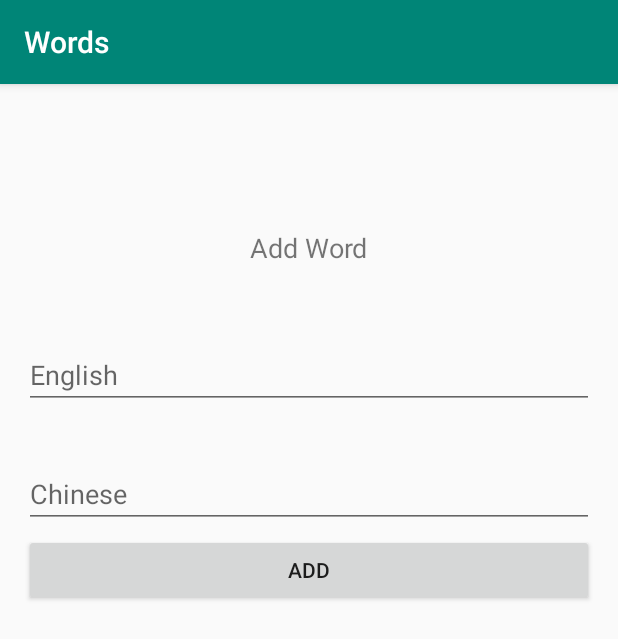
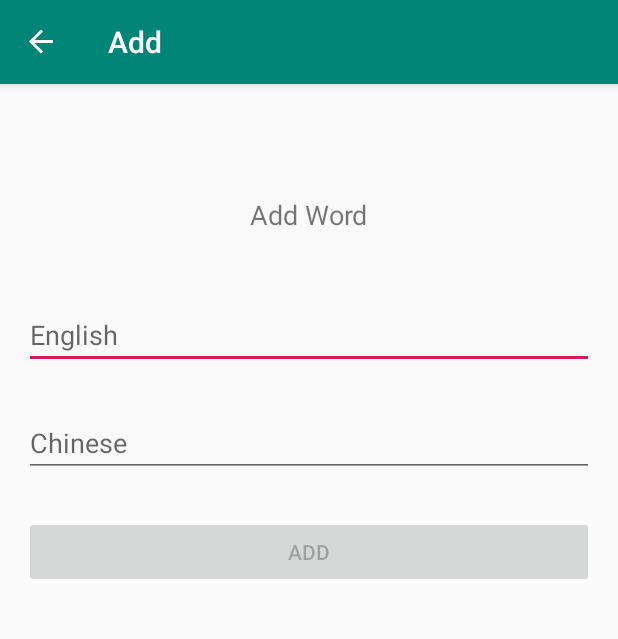
Before and after one commit to zhifengle/blog, an Android app: the AddFragment screen opened through its navigation route, on a phone screen of 412 x 824 dp. Shown: the top 639 px of the screen. Run offline under Robolectric (Android 15) with nearby library versions, the phone set to English and light mode, and no system bars; our stand-ins replace Room's generated code, navigation-ui.

Commit message:
update(android): add fragment

```diff
--- a/demos/test-android/Words/app/src/main/AndroidManifest.xml
+++ b/demos/test-android/Words/app/src/main/AndroidManifest.xml
@@ -9,7 +9,9 @@
             android:roundIcon="@mipmap/ic_launcher_round"
             android:supportsRtl="true"
             android:theme="@style/AppTheme">
-        <activity android:name=".MainActivity">
+        <activity
+                android:name=".MainActivity"
+                android:windowSoftInputMode="adjustNothing">
             <intent-filter>
                 <action android:name="android.intent.action.MAIN" />
 
--- a/demos/test-android/Words/app/src/main/java/com/example/words/AddFragment.java
+++ b/demos/test-android/Words/app/src/main/java/com/example/words/AddFragment.java
@@ -1,56 +1,82 @@
 package com.example.words;
 
+import android.content.Context;
 import android.os.Bundle;
-import androidx.fragment.app.Fragment;
+import android.text.Editable;
+import android.text.TextWatcher;
 import android.view.LayoutInflater;
 import android.view.View;
 import android.view.ViewGroup;
+import android.view.inputmethod.InputMethodManager;
+import android.widget.Button;
+import android.widget.EditText;
+import androidx.annotation.Nullable;
+import androidx.fragment.app.Fragment;
+import androidx.fragment.app.FragmentActivity;
+import androidx.lifecycle.ViewModelProvider;
+import androidx.navigation.Navigation;
 
-/**
- * A simple {@link Fragment} subclass.
- * Use the {@link AddFragment#newInstance} factory method to
- * create an instance of this fragment.
- */
 public class AddFragment extends Fragment {
-
-    // TODO: Rename parameter arguments, choose names that match
-    // the fragment initialization parameters, e.g. ARG_ITEM_NUMBER
-    private static final String ARG_PARAM1 = "param1";
-    private static final String ARG_PARAM2 = "param2";
-
-    // TODO: Rename and change types of parameters
-    private String mParam1;
-    private String mParam2;
+    private Button buttonSubmit;
+    private EditText editTextEnglish, editTextChinese;
+    private WordViewModel wordViewModel;
 
     public AddFragment() {
         // Required empty public constructor
     }
 
-    /**
-     * Use this factory method to create a new instance of
-     * this fragment using the provided parameters.
-     *
-     * @param param1 Parameter 1.
-     * @param param2 Parameter 2.
-     * @return A new instance of fragment AddFragment.
-     */
-    // TODO: Rename and change types and number of parameters
-    public static AddFragment newInstance(String param1, String param2) {
-        AddFragment fragment = new AddFragment();
-        Bundle args = new Bundle();
-        args.putString(ARG_PARAM1, param1);
-        args.putString(ARG_PARAM2, param2);
-        fragment.setArguments(args);
-        return fragment;
+    @Override
+    public void onActivityCreated(@Nullable Bundle savedInstanceState) {
+        super.onActivityCreated(savedInstanceState);
+        FragmentActivity activity = requireActivity();
+        wordViewModel = new ViewModelProvider(activity).get(WordViewModel.class);
+        buttonSubmit = activity.findViewById(R.id.buttonSubmit);
+        editTextEnglish = activity.findViewById(R.id.editTextEnglish);
+        editTextChinese = activity.findViewById(R.id.editTextChinese);
+
+        buttonSubmit.setEnabled(false);
+        editTextEnglish.requestFocus();
+        InputMethodManager imm = (InputMethodManager) activity.getSystemService(Context.INPUT_METHOD_SERVICE);
+        imm.showSoftInput(editTextEnglish, 0);
+
+        TextWatcher textWatcher = new TextWatcher() {
+            @Override
+            public void beforeTextChanged(CharSequence charSequence, int i, int i1, int i2) {
+
+            }
+
+            @Override
+            public void onTextChanged(CharSequence charSequence, int i, int i1, int i2) {
+                String en = editTextEnglish.getText().toString().trim();
+                String cn = editTextChinese.getText().toString().trim();
+                buttonSubmit.setEnabled(!en.isEmpty() && !cn.isEmpty());
+            }
+
+            @Override
+            public void afterTextChanged(Editable editable) {
+
+            }
+        };
+        editTextEnglish.addTextChangedListener(textWatcher);
+        editTextChinese.addTextChangedListener(textWatcher);
+
+        buttonSubmit.setOnClickListener(new View.OnClickListener() {
+            @Override
+            public void onClick(View view) {
+                String en = editTextEnglish.getText().toString().trim();
+                String cn = editTextChinese.getText().toString().trim();
+                Word word = new Word(en, cn);
+                wordViewModel.insertWords(word);
+                Navigation.findNavController(view).navigateUp();
+                InputMethodManager imm = (InputMethodManager) requireActivity().getSystemService(Context.INPUT_METHOD_SERVICE);
+                imm.hideSoftInputFromWindow(view.getWindowToken(), 0);
+            }
+        });
     }
 
     @Override
     public void onCreate(Bundle savedInstanceState) {
         super.onCreate(savedInstanceState);
-        if (getArguments() != null) {
-            mParam1 = getArguments().getString(ARG_PARAM1);
-            mParam2 = getArguments().getString(ARG_PARAM2);
-        }
     }
 
     @Override
--- a/demos/test-android/Words/app/src/main/java/com/example/words/MainActivity.java
+++ b/demos/test-android/Words/app/src/main/java/com/example/words/MainActivity.java
@@ -1,22 +1,35 @@
 package com.example.words;
 
+import android.content.Context;
 import android.os.Bundle;
-import android.view.View;
-import android.widget.Button;
-import android.widget.CompoundButton;
-import android.widget.Switch;
+import android.view.inputmethod.InputMethodManager;
 import androidx.appcompat.app.AppCompatActivity;
-import androidx.lifecycle.Observer;
-import androidx.lifecycle.ViewModelProvider;
-import androidx.recyclerview.widget.LinearLayoutManager;
-import androidx.recyclerview.widget.RecyclerView;
-
-import java.util.List;
+import androidx.navigation.NavController;
+import androidx.navigation.Navigation;
+import androidx.navigation.ui.NavigationUI;
 
 public class MainActivity extends AppCompatActivity {
+    private NavController navController;
     @Override
     protected void onCreate(Bundle savedInstanceState) {
         super.onCreate(savedInstanceState);
         setContentView(R.layout.activity_main);
+        navController = Navigation.findNavController(findViewById(R.id.fragment));
+        NavigationUI.setupActionBarWithNavController(this, navController);
+    }
+
+    @Override
+    public boolean onSupportNavigateUp() {
+        // 可以在 fragment 的 onResume 里面
+        InputMethodManager imm = (InputMethodManager) this.getSystemService(Context.INPUT_METHOD_SERVICE);
+        imm.hideSoftInputFromWindow(findViewById(R.id.fragment).getWindowToken(), 0);
+        navController.navigateUp();
+        return super.onSupportNavigateUp();
+    }
+
+    @Override
+    public void onBackPressed() {
+        super.onBackPressed();
+        navController.navigateUp();
     }
 }
--- a/demos/test-android/Words/app/src/main/java/com/example/words/WordsFragment.java
+++ b/demos/test-android/Words/app/src/main/java/com/example/words/WordsFragment.java
@@ -1,15 +1,17 @@
 package com.example.words;
 
 import android.os.Bundle;
-import androidx.annotation.Nullable;
-import androidx.fragment.app.Fragment;
 import android.view.LayoutInflater;
 import android.view.View;
 import android.view.ViewGroup;
+import androidx.annotation.Nullable;
+import androidx.fragment.app.Fragment;
 import androidx.lifecycle.Observer;
 import androidx.lifecycle.ViewModelProvider;
+import androidx.navigation.Navigation;
 import androidx.recyclerview.widget.LinearLayoutManager;
 import androidx.recyclerview.widget.RecyclerView;
+import com.google.android.material.floatingactionbutton.FloatingActionButton;
 
 import java.util.List;
 
@@ -17,6 +19,7 @@ public class WordsFragment extends Fragment {
     private WordViewModel wordViewModel;
     private MyAdapter myAdapter1,myAdapter2;
     private RecyclerView recyclerView;
+    private FloatingActionButton floatingActionButton;
 
 
     public WordsFragment() {
@@ -49,6 +52,14 @@ public class WordsFragment extends Fragment {
                 }
             }
         });
+
+        floatingActionButton = requireActivity().findViewById(R.id.floatingActionButton);
+        floatingActionButton.setOnClickListener(new View.OnClickListener() {
+            @Override
+            public void onClick(View view) {
+                Navigation.findNavController(view).navigate(R.id.action_wordsFragment_to_addFragment);
+            }
+        });
     }
 
     @Override
--- /dev/null
+++ b/demos/test-android/Words/app/src/main/res/drawable/ic_baseline_add_24.xml
@@ -0,0 +1,5 @@
+<vector android:height="24dp" android:tint="#FFFFFF"
+    android:viewportHeight="24" android:viewportWidth="24"
+    android:width="24dp" xmlns:android="http://schemas.android.com/apk/res/android">
+    <path android:fillColor="@android:color/white" android:pathData="M19,13h-6v6h-2v-6H5v-2h6V5h2v6h6v2z"/>
+</vector>
--- a/demos/test-android/Words/app/src/main/res/layout/fragment_add.xml
+++ b/demos/test-android/Words/app/src/main/res/layout/fragment_add.xml
@@ -17,7 +17,7 @@
             app:layout_constraintEnd_toEndOf="parent"
             app:layout_constraintStart_toStartOf="parent"
             app:layout_constraintTop_toTopOf="parent"
-            app:layout_constraintVertical_bias="0.13" />
+            app:layout_constraintVertical_bias="0.1" />
 
     <EditText
             android:id="@+id/editTextEnglish"
@@ -32,30 +32,30 @@
             app:layout_constraintEnd_toEndOf="parent"
             app:layout_constraintStart_toStartOf="parent"
             app:layout_constraintTop_toTopOf="parent"
-            app:layout_constraintVertical_bias="0.237" />
+            app:layout_constraintVertical_bias="0.2" />
 
     <EditText
             android:id="@+id/editTextChinese"
             android:layout_width="0dp"
             android:layout_height="wrap_content"
-            android:layout_marginTop="33dp"
             android:ems="10"
             android:hint="Chinese"
             android:inputType="textPersonName"
-            app:layout_constraintBottom_toTopOf="@+id/buttonSubmit"
+            app:layout_constraintBottom_toBottomOf="parent"
             app:layout_constraintEnd_toEndOf="@+id/editTextEnglish"
             app:layout_constraintStart_toStartOf="@+id/editTextEnglish"
-            app:layout_constraintTop_toBottomOf="@+id/editTextEnglish"
-            app:layout_constraintVertical_bias="0.162" />
+            app:layout_constraintTop_toTopOf="parent"
+            app:layout_constraintVertical_bias="0.3" />
 
     <Button
             android:id="@+id/buttonSubmit"
             android:layout_width="0dp"
             android:layout_height="wrap_content"
-            android:layout_marginBottom="420dp"
             android:text="ADD"
             app:layout_constraintBottom_toBottomOf="parent"
             app:layout_constraintEnd_toEndOf="@+id/editTextChinese"
-            app:layout_constraintStart_toStartOf="@+id/editTextChinese" />
+            app:layout_constraintStart_toStartOf="@+id/editTextChinese"
+            app:layout_constraintTop_toTopOf="parent"
+            app:layout_constraintVertical_bias="0.4" />
 
 </androidx.constraintlayout.widget.ConstraintLayout>
--- a/demos/test-android/Words/app/src/main/res/navigation/nav_graph.xml
+++ b/demos/test-android/Words/app/src/main/res/navigation/nav_graph.xml
@@ -8,8 +8,8 @@
     <fragment
             android:id="@+id/wordsFragment"
             android:name="com.example.words.WordsFragment"
-            android:label="fragment_words"
-            tools:layout="@layout/fragment_words" >
+            android:label="Words"
+            tools:layout="@layout/fragment_words">
         <action
                 android:id="@+id/action_wordsFragment_to_addFragment"
                 app:destination="@id/addFragment"
@@ -18,6 +18,6 @@
     <fragment
             android:id="@+id/addFragment"
             android:name="com.example.words.AddFragment"
-            android:label="fragment_add"
+            android:label="Add"
             tools:layout="@layout/fragment_add" />
 </navigation>
```
Also changed, not shown: demos/test-android/Words/app/src/main/res/layout/fragment_words.xml (+11 -0 lines).
